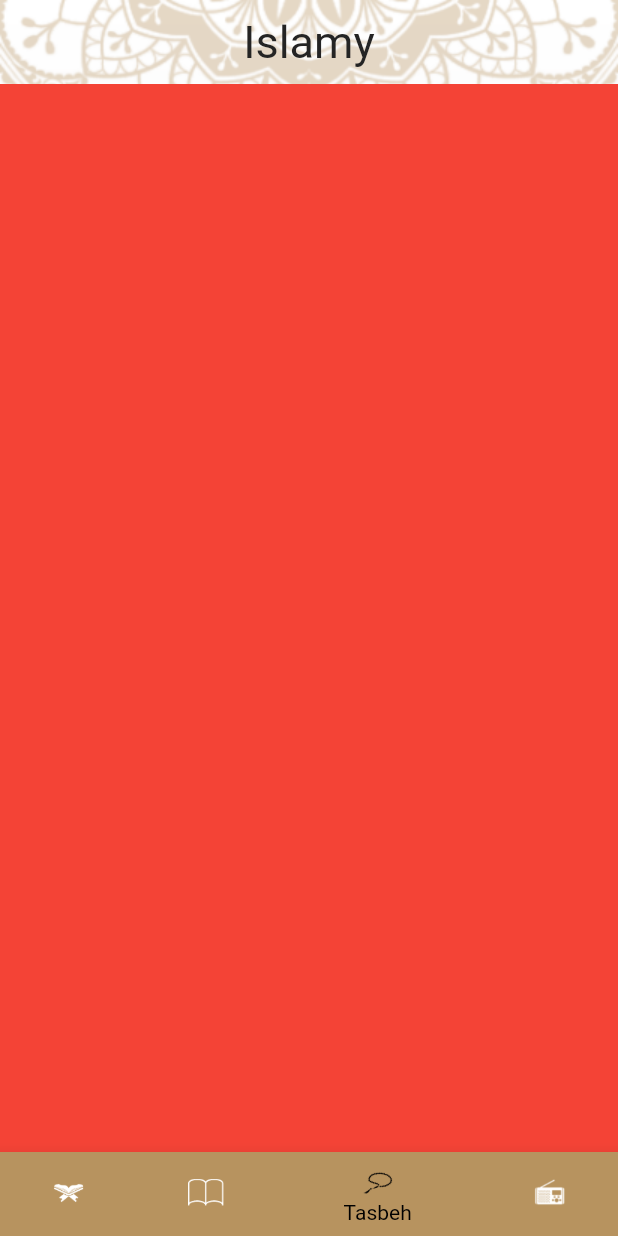
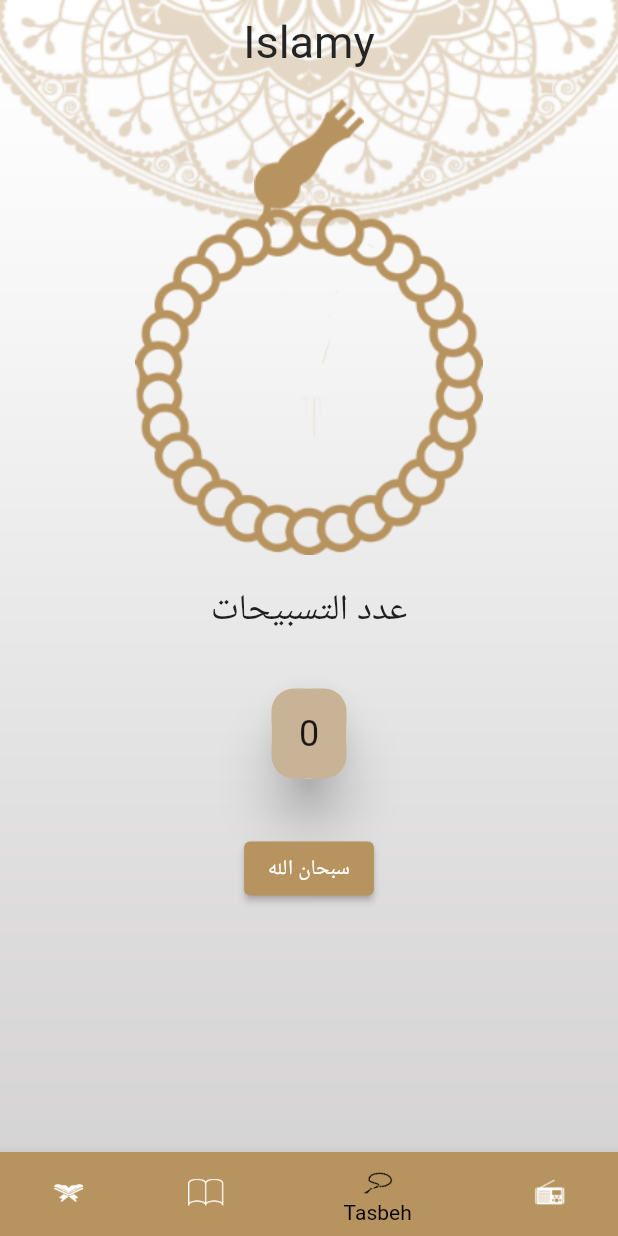
Before and after one commit to Jemmy265/islamy, a Flutter app: the screen it shows after launch, item 3 of the bottom bar chosen, on a phone screen of 412 x 824 dp. Run offline on Flutter 3.47's test engine with Material 2 defaults, Android fonts, the phone set to English and light mode, and no system bars.

Commit message:
create sebha tab tasbeh fauctionality done

```diff
--- a/lib/main.dart
+++ b/lib/main.dart
@@ -18,6 +18,10 @@
         SuraDetailsScreen.routeName: (buildContext) => SuraDetailsScreen(),
       },
       theme: ThemeData(
+          elevatedButtonTheme: ElevatedButtonThemeData(
+              style: ButtonStyle(
+                  backgroundColor:
+                      MaterialStateProperty.all<Color>(Color(0xFFB7935F)))),
           progressIndicatorTheme:
               ProgressIndicatorThemeData(color: Color(0xFFB7935F)),
           cardColor: Colors.white,
--- a/lib/ui/Home/Tasbeh/Tasbeh_Tab.dart
+++ b/lib/ui/Home/Tasbeh/Tasbeh_Tab.dart
@@ -1,10 +1,72 @@
 import 'package:flutter/material.dart';
 
-class TasbehTeb extends StatelessWidget {
+class TasbehTeb extends StatefulWidget {
+  @override
+  State<TasbehTeb> createState() => _TasbehTebState();
+}
+
+class _TasbehTebState extends State<TasbehTeb> {
+  int tasbehNumber = 0;
+
   @override
   Widget build(BuildContext context) {
-    return Container(
-      color: Colors.red,
+    return Center(
+      child: Column(
+        children: [
+          Stack(
+            alignment: AlignmentDirectional.topCenter,
+            children: [
+              Container(
+                margin: EdgeInsets.only(top: 10),
+                child: Image.asset(
+                  "assets/images/head_sebha_logo.png",
+                  fit: BoxFit.cover,
+                ),
+              ),
+              Container(
+                  margin: EdgeInsets.only(top: 80, bottom: 20),
+                  child: Image.asset("assets/images/body_sebha_logo.png")),
+            ],
+          ),
+          Column(
+            children: [
+              Text(
+                "عدد التسبيحات",
+                style: TextStyle(
+                  fontSize: 24,
+                ),
+              ),
+              Card(
+                elevation: 15,
+                child: Container(
+                  decoration: BoxDecoration(
+                    borderRadius: BorderRadius.circular(15),
+                    color: Color(0xFFC9B396),
+                  ),
+                  alignment: Alignment.center,
+                  height: 60,
+                  width: 50,
+                  child: Text(
+                    "$tasbehNumber",
+                    style: TextStyle(
+                      fontSize: 24,
+                    ),
+                  ),
+                ),
+                margin: EdgeInsets.symmetric(vertical: 36, horizontal: 12),
+                shape: RoundedRectangleBorder(
+                    borderRadius: BorderRadius.circular(25)),
+              ),
+              ElevatedButton(
+                  onPressed: () {
+                    tasbehNumber++;
+                    setState(() {});
+                  },
+                  child: Text("سبحان الله"))
+            ],
+          )
+        ],
+      ),
     );
   }
 }
```
Also changed, not shown: 2 other files.
